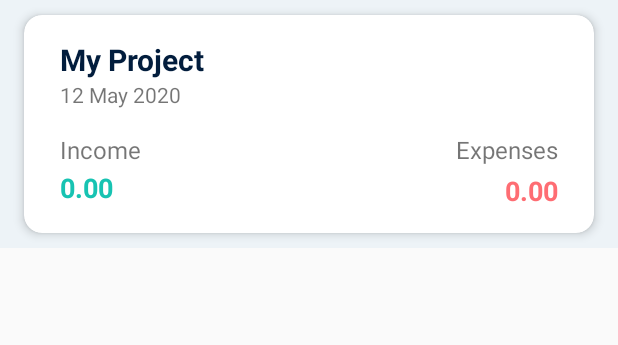
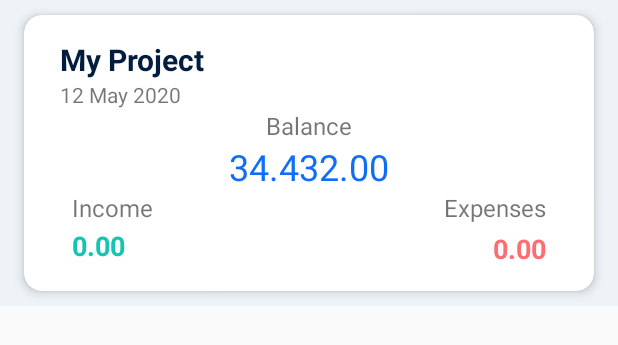
Before and after one commit to yimyDavid/ProjectManager, an Android app: the layout item_project_list.xml on its own in the app's theme, with its tools: preview values and no code run, on a phone screen of 412 x 824 dp. Shown: the top 345 px of the screen. Run offline under Robolectric (Android 15) with nearby library versions, the light colour scheme and no system bars.

Commit message:
Modified project list view

```diff
--- a/app/src/main/res/layout/content_newproject.xml
+++ b/app/src/main/res/layout/content_newproject.xml
@@ -71,8 +71,9 @@
                 android:ems="10"
                 android:hint="@string/choose_approximate_due_date"
                 android:inputType="textPersonName"
+                android:onClick="showDatePickerDiaglog"
                 android:text="@string/et_due_date"
-                android:onClick="showDatePickerDiaglog"
+                android:textColor="?android:attr/colorForeground"
                 android:textSize="20sp"
                 app:layout_constraintStart_toStartOf="parent"
                 app:layout_constraintTop_toBottomOf="@+id/lbl_due_date" />
--- a/app/src/main/res/layout/item_project_list.xml
+++ b/app/src/main/res/layout/item_project_list.xml
@@ -45,34 +45,62 @@
                 app:layout_constraintTop_toTopOf="parent" />
 
             <TextView
+                android:id="@+id/tv_due_date"
+                android:layout_width="wrap_content"
+                android:layout_height="wrap_content"
+                android:layout_marginStart="24dp"
+                android:text="@string/lbl_due_date"
+                app:layout_constraintStart_toStartOf="parent"
+                app:layout_constraintTop_toBottomOf="@+id/tv_proj_name" />
+
+            <TextView
+                android:id="@+id/lbl_balance"
+                android:layout_width="wrap_content"
+                android:layout_height="wrap_content"
+                android:text="Balance"
+                android:textSize="16sp"
+                app:layout_constraintEnd_toEndOf="parent"
+                app:layout_constraintStart_toStartOf="parent"
+                app:layout_constraintTop_toBottomOf="@+id/tv_due_date" />
+
+            <TextView
+                android:id="@+id/tv_balance"
+                android:layout_width="wrap_content"
+                android:layout_height="wrap_content"
+                android:text="34.432.00"
+                android:textColor="@color/colorPrimary"
+                android:textSize="24sp"
+                app:layout_constraintEnd_toEndOf="parent"
+                app:layout_constraintStart_toStartOf="parent"
+                app:layout_constraintTop_toBottomOf="@+id/lbl_balance" />
+
+            <TextView
                 android:id="@+id/lbl_income"
                 android:layout_width="wrap_content"
                 android:layout_height="wrap_content"
-                android:layout_marginStart="24dp"
-                android:layout_marginTop="16dp"
+                android:layout_marginStart="32dp"
                 android:text="@string/income"
                 android:textAppearance="@style/TextAppearance.AppCompat.Small"
                 android:textSize="16sp"
                 app:layout_constraintStart_toStartOf="parent"
-                app:layout_constraintTop_toBottomOf="@+id/tv_due_date" />
+                app:layout_constraintTop_toBottomOf="@+id/tv_balance" />
 
             <TextView
                 android:id="@+id/lbl_income2"
                 android:layout_width="wrap_content"
                 android:layout_height="wrap_content"
-                android:layout_marginTop="16dp"
-                android:layout_marginEnd="24dp"
+                android:layout_marginEnd="32dp"
                 android:text="@string/expenses"
                 android:textAppearance="@style/TextAppearance.AppCompat.Small"
                 android:textSize="16sp"
                 app:layout_constraintEnd_toEndOf="parent"
-                app:layout_constraintTop_toBottomOf="@+id/tv_due_date" />
+                app:layout_constraintTop_toBottomOf="@+id/tv_balance" />
 
             <TextView
                 android:id="@+id/tv_incomes"
                 android:layout_width="wrap_content"
                 android:layout_height="wrap_content"
-                android:layout_marginStart="24dp"
+                android:layout_marginStart="32dp"
                 android:layout_marginBottom="16dp"
                 android:text="@string/tv_incomes"
                 android:textAppearance="@style/TextAppearance.AppCompat.Medium"
@@ -96,15 +124,6 @@
                 app:layout_constraintEnd_toEndOf="@+id/lbl_income2"
                 app:layout_constraintTop_toBottomOf="@+id/lbl_income2" />
 
-            <TextView
-                android:id="@+id/tv_due_date"
-                android:layout_width="wrap_content"
-                android:layout_height="wrap_content"
-                android:layout_marginStart="24dp"
-                android:text="@string/lbl_due_date"
-                app:layout_constraintStart_toStartOf="parent"
-                app:layout_constraintTop_toBottomOf="@+id/tv_proj_name" />
-
         </androidx.constraintlayout.widget.ConstraintLayout>
 
     </androidx.cardview.widget.CardView>
```
